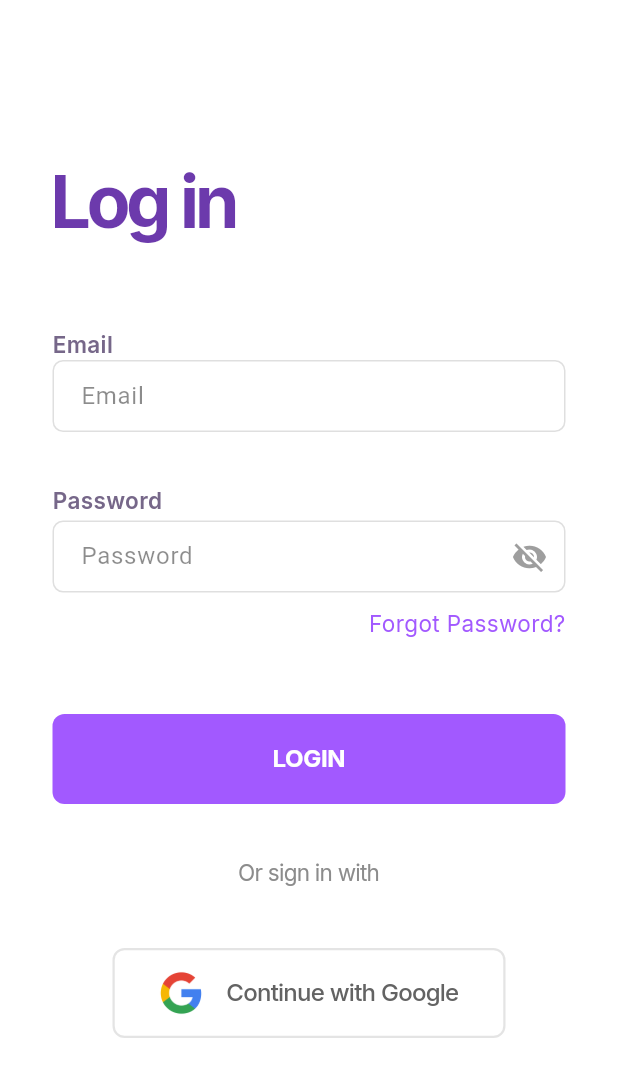
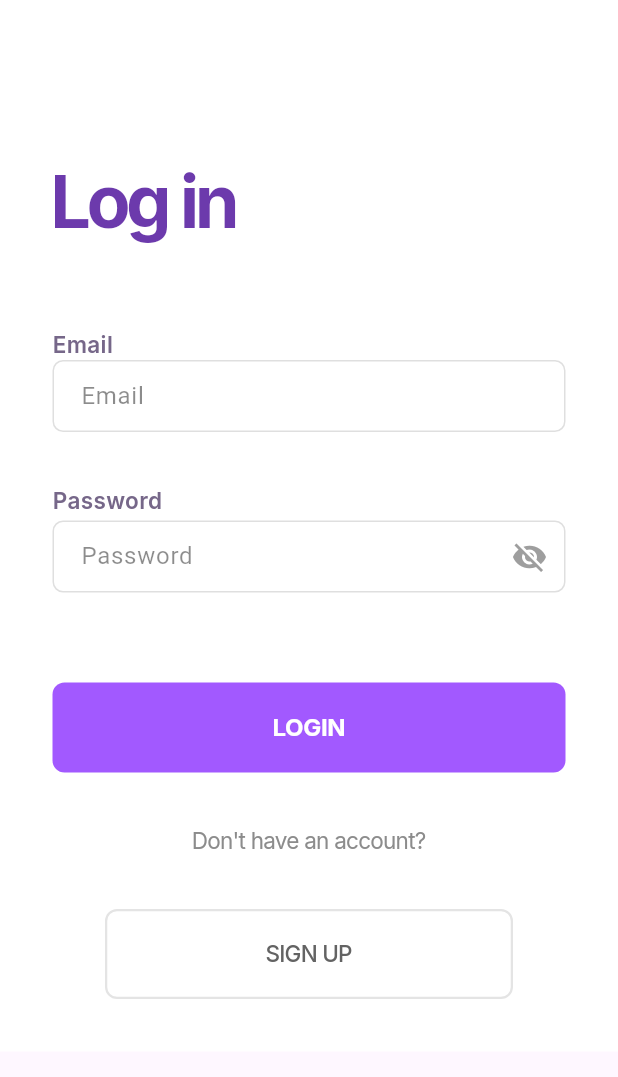
Before and after one commit to ranielART/flutter-shoetally-, a Flutter app: the screen it shows after launch, on a phone screen of 412 x 824 dp. Shown: the top 1077 px of the screen. Run offline on Flutter 3.47's test engine with Material 3 defaults, Android fonts, the phone set to English and light mode, and no system bars; our stand-ins replace animated_splash_screen, cloud_firestore, firebase_core, google_fonts, lottie; accounts and stored records are empty.

Commit message:
finished polishing the login page

```diff
--- a/lib/screens/login_screen.dart
+++ b/lib/screens/login_screen.dart
@@ -65,23 +65,6 @@ class _LoginScreenState extends State<LoginScreen> {
                           hintText: 'Password',
                           controllerTextField: passwordTextField),
                       const SizedBox(height: 10),
-                      Row(
-                        children: [
-                          const Spacer(),
-                          InkWell(
-                            onTap: () {
-                              setState(() {});
-                            },
-                            child: Text(
-                              'Forgot Password?',
-                              style: GoogleFonts.inter(
-                                fontSize: 15,
-                                color: const Color(0xFFA259FF),
-                              ),
-                            ),
-                          ),
-                        ],
-                      ),
                     ],
                   ),
                 ),
@@ -114,7 +97,7 @@ class _LoginScreenState extends State<LoginScreen> {
                 const SizedBox(height: 35),
                 Center(
                   child: Text(
-                    'Or sign in with',
+                    "Don't have an account?",
                     style: GoogleFonts.inter(
                       fontSize: 15,
                       color: const Color.fromARGB(255, 140, 140, 140),
@@ -123,11 +106,13 @@ class _LoginScreenState extends State<LoginScreen> {
                   ),
                 ),
                 Padding(
-                  padding: const EdgeInsets.all(40.0),
+                  padding: const EdgeInsets.all(35.0),
                   child: Center(
                     child: ElevatedButton.icon(
                       onPressed: () {
                         // Google sign-in logic here
+
+                        Navigator.pushNamed(context, '/signup');
                       },
                       style: ElevatedButton.styleFrom(
                         foregroundColor: Colors.purple,
@@ -141,15 +126,10 @@ class _LoginScreenState extends State<LoginScreen> {
                               width: 1.5),
                         ),
                       ),
-                      icon: Image.asset(
-                        'assets/images/google_logo_colored.png',
-                        height: 45,
-                        width: 45,
-                      ),
                       label: Text(
-                        'Continue with Google',
+                        'SIGN UP',
                         style: GoogleFonts.inter(
-                          fontSize: 16,
+                          fontSize: 15,
                           letterSpacing: -0.5,
                           fontWeight: FontWeight.w500,
                           color: const Color.fromARGB(255, 99, 99, 99),
```
